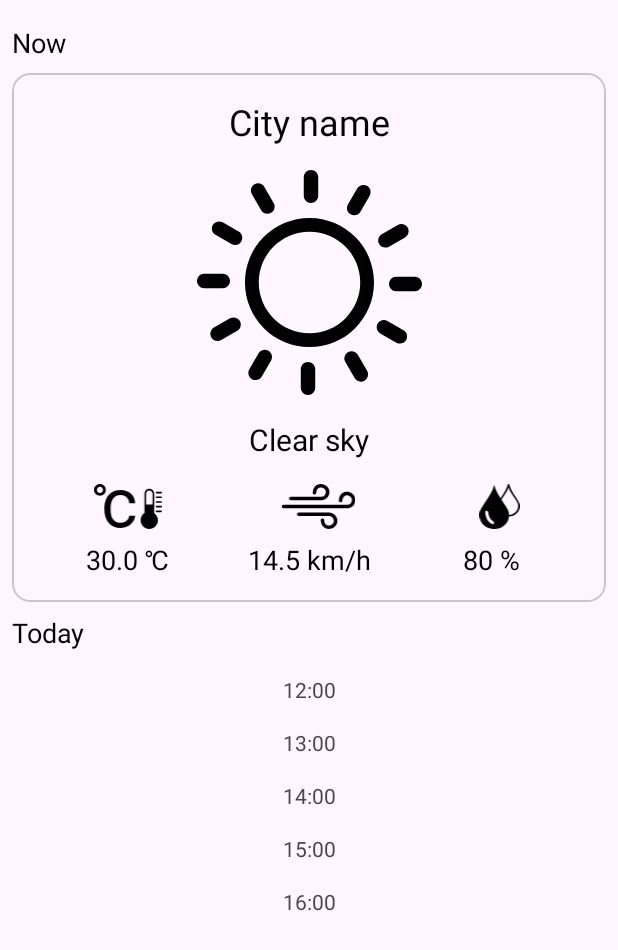
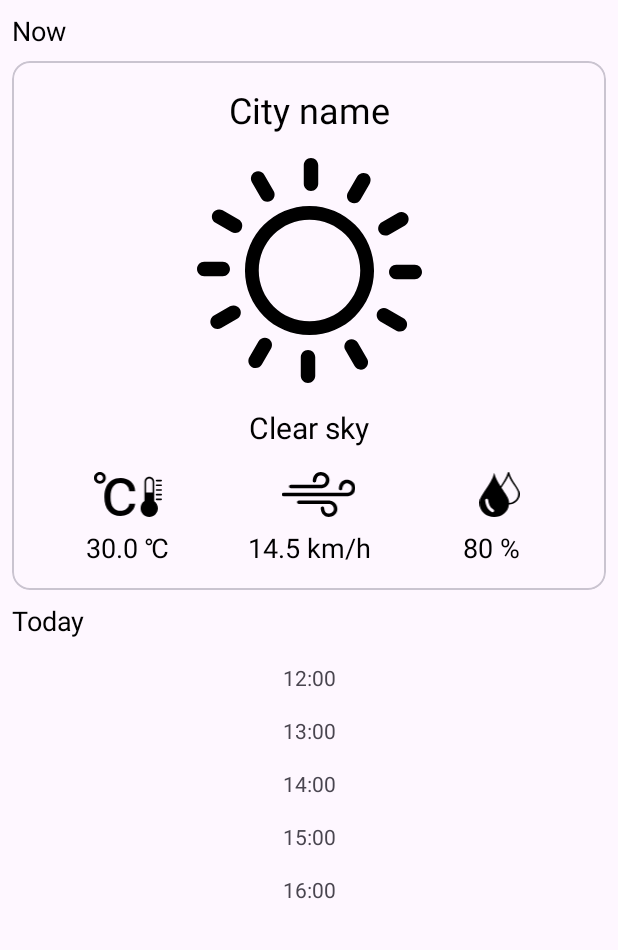
Before and after one commit to Anette11/WeatherApp, an Android app: the screen it shows after launch (MainActivity), on a phone screen of 412 x 824 dp. Shown: the top 950 px of the screen. Run offline under Robolectric (Android 15) with nearby library versions, the phone set to English and light mode, and no system bars; our stand-ins replace Dagger/Hilt's generated code, Timber; 4 statements that could not run were skipped.

Commit message:
Remove padding top from recyclerView

```diff
--- a/app/src/main/res/layout/fragment_weather.xml
+++ b/app/src/main/res/layout/fragment_weather.xml
@@ -9,9 +9,7 @@
         android:id="@+id/recycler_view"
         android:layout_width="0dp"
         android:layout_height="0dp"
-        android:clipToPadding="false"
         android:paddingHorizontal="8dp"
-        android:paddingTop="8dp"
         android:scrollbars="vertical"
         app:layout_constraintBottom_toBottomOf="parent"
         app:layout_constraintEnd_toEndOf="parent"
```
